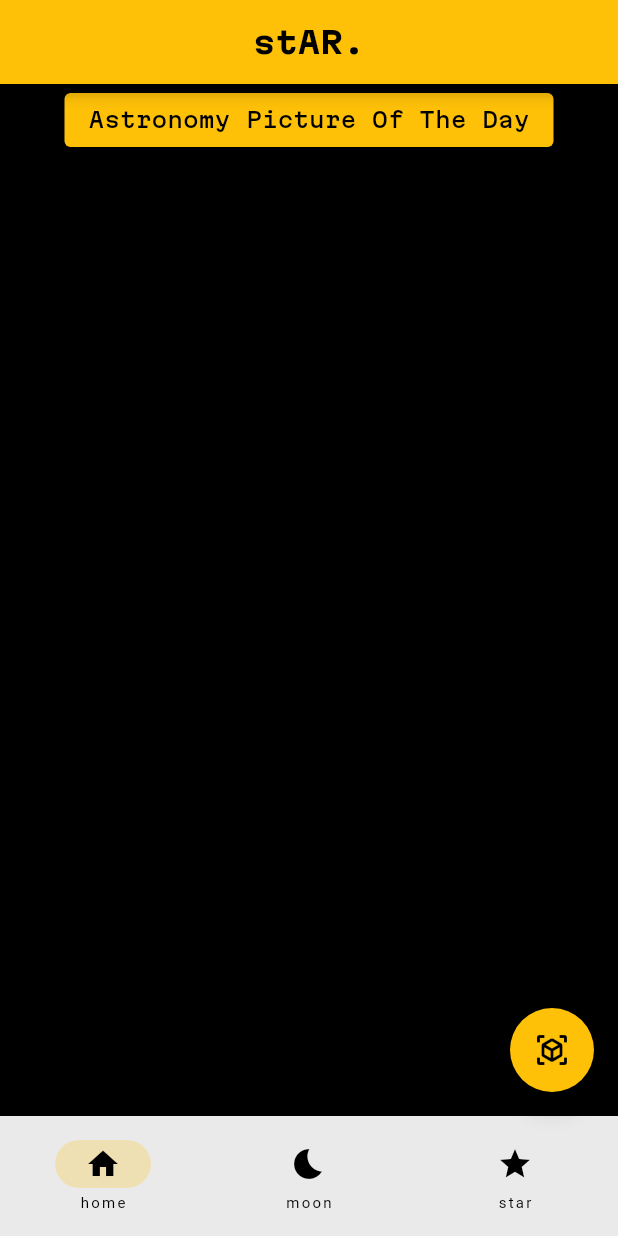
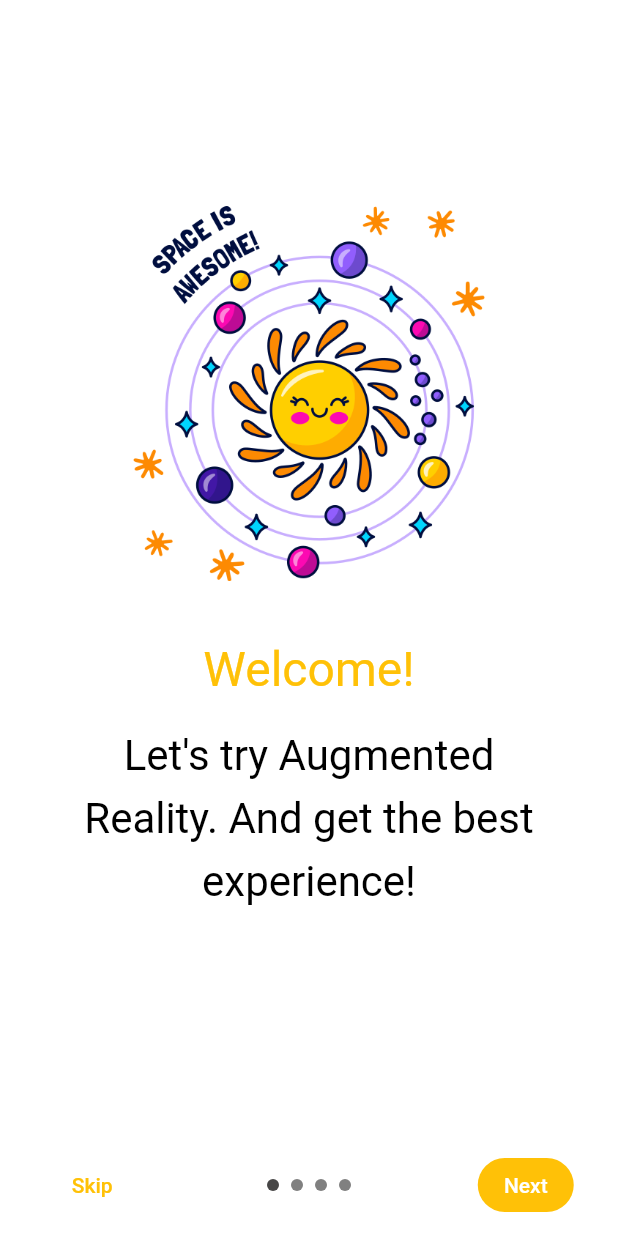
Before and after one commit to BaiDom/stAR., a Flutter app: the screen it shows after launch, on a phone screen of 412 x 824 dp. Run offline on Flutter 3.47's test engine with Material 2 defaults, Android fonts, the phone set to English and light mode, and no system bars; drawn by our look-alikes of intro_slider; our stand-ins replace geocoding, geolocator; missing offline and left inert: ar_flutter_plugin.

Commit message:
This commit will add the slider screen

```diff
--- /dev/null
+++ b/lib/intro-slideScreen.dart
@@ -0,0 +1,146 @@
+import 'package:flutter/material.dart';
+import 'package:intro_slider/dot_animation_enum.dart';
+import 'package:intro_slider/intro_slider.dart';
+import 'package:intro_slider/slide_object.dart';
+import 'main.dart';
+
+class IntroSliderPage extends StatefulWidget {
+  const IntroSliderPage({super.key});
+
+  @override
+  IntroSliderPageState createState() => IntroSliderPageState();
+}
+
+class IntroSliderPageState extends State<IntroSliderPage> {
+  List<Slide> slides = [];
+
+  @override
+  void initState() {
+    super.initState();
+    slides.add(
+      Slide(
+        title: "Welcome!",
+        description:
+            "Let's try Augmented Reality. And get the best experience!",
+        pathImage: "assets/images/space.png",
+      ),
+    );
+    slides.add(
+      Slide(
+        title: "AR",
+        description: "Explore the Moon in reality!",
+        pathImage: "assets/images/virtualreality.png",
+      ),
+    );
+    slides.add(
+      Slide(
+        title: "Stars Map",
+        description: "Gaze at the stars above you!",
+        pathImage: "assets/images/universe.png",
+      ),
+    );
+    slides.add(
+      Slide(
+        title: "Moon Phases",
+        description: "View up to the minute moon phase!",
+        pathImage: "assets/images/solarsystem.png",
+      ),
+    );
+  }
+
+  List<Widget> renderListCustomTabs() {
+    List<Widget> tabs = [];
+    for (int i = 0; i < slides.length; i++) {
+      Slide currentSlide = slides[i];
+      tabs.add(
+        SizedBox(
+          width: double.infinity,
+          height: double.infinity,
+          child: Container(
+            margin: const EdgeInsets.only(bottom: 160, top: 60),
+            child: Column(
+              mainAxisAlignment: MainAxisAlignment.center,
+              crossAxisAlignment: CrossAxisAlignment.center,
+              children: [
+                Container(
+                  padding: const EdgeInsets.all(20),
+                  decoration: const BoxDecoration(
+                    shape: BoxShape.circle,
+                    color: Colors.white,
+                  ),
+                  child: Image.asset(
+                    currentSlide.pathImage.toString(),
+                    matchTextDirection: true,
+                    height: 250,
+                    width: 250,
+                  ),
+                ),
+                Container(
+                  margin: const EdgeInsets.only(top: 20),
+                  child: Text(
+                    currentSlide.title.toString(),
+                    style: const TextStyle(color: Colors.amber, fontSize: 32),
+                  ),
+                ),
+                Container(
+                  padding: const EdgeInsets.symmetric(
+                    horizontal: 30,
+                  ),
+                  margin: const EdgeInsets.only(
+                    top: 15,
+                    left: 20,
+                    right: 20,
+                  ),
+                  child: Text(
+                    currentSlide.description.toString(),
+                    style: const TextStyle(
+                      color: Color.fromARGB(255, 0, 0, 0),
+                      fontSize: 28,
+                      height: 1.5,
+                    ),
+                    maxLines: 3,
+                    textAlign: TextAlign.center,
+                    overflow: TextOverflow.ellipsis,
+                  ),
+                ),
+              ],
+            ),
+          ),
+        ),
+      );
+    }
+    return tabs;
+  }
+
+  @override
+  Widget build(BuildContext context) {
+    return IntroSlider(
+      backgroundColorAllSlides: Color.fromARGB(255, 255, 255, 255),
+      renderSkipBtn: const Text(
+        "Skip",
+        style: TextStyle(color: Colors.amber),
+      ),
+      renderNextBtn: const Text(
+        "Next",
+        style: TextStyle(color: Colors.white),
+      ),
+      renderDoneBtn: const Text(
+        "Done",
+        style: TextStyle(color: Colors.white),
+      ),
+      colorDoneBtn: Colors.amber,
+      colorActiveDot: Color.fromARGB(255, 71, 70, 70),
+      sizeDot: 8.0,
+      typeDotAnimation: dotSliderAnimation.SIZE_TRANSITION,
+      listCustomTabs: renderListCustomTabs(),
+      scrollPhysics: const BouncingScrollPhysics(),
+      hideStatusBar: false,
+      onDonePress: () => Navigator.pushReplacement(
+        context,
+        MaterialPageRoute(
+          builder: (_) => const RootPage(),
+        ),
+      ),
+    );
+  }
+}
--- a/lib/main.dart
+++ b/lib/main.dart
@@ -3,6 +3,8 @@ import 'package:test_project/home_page.dart';
 import 'package:test_project/moon_page.dart';
 import 'package:test_project/starapi.dart';
 import 'package:test_project/aug_reality.dart';
+
+import 'intro-slideScreen.dart';
 
 void main() {
   runApp(const MyApp());
@@ -19,7 +21,7 @@ class MyApp extends StatelessWidget {
           primarySwatch: Colors.amber,
           scaffoldBackgroundColor: Colors.black,
           textTheme: (TextTheme(bodyText2: TextStyle(color: Colors.white)))),
-      home: const RootPage(),
+      home: const IntroSliderPage(),
     );
   }
 }
--- a/pubspec.yaml
+++ b/pubspec.yaml
@@ -40,6 +40,7 @@ dependencies:
   http: ^0.13.5
   ar_flutter_plugin: ^0.7.3
   vector_math: ^2.1.2
+  intro_slider: ^2.3.4
 
 dev_dependencies:
   flutter_test:
@@ -65,6 +66,11 @@ flutter:
   # To add assets to your application, add an assets section, like this:
   assets:
     - assets/images/
+    - assets/images/space.png
+    - assets/images/telescope.png
+    - assets/images/virtualreality.png
+    - assets/images/universe.png
+    - assets/images/solarsystem.png
   #   - images/a_dot_ham.jpeg
 
   # An image asset can refer to one or more resolution-specific "variants", see
```
Also changed, not shown: assets/images/solarsystem.png (added), assets/images/virtualreality.png (renamed from assets/images/virtual-reality.png), pubspec.lock.
